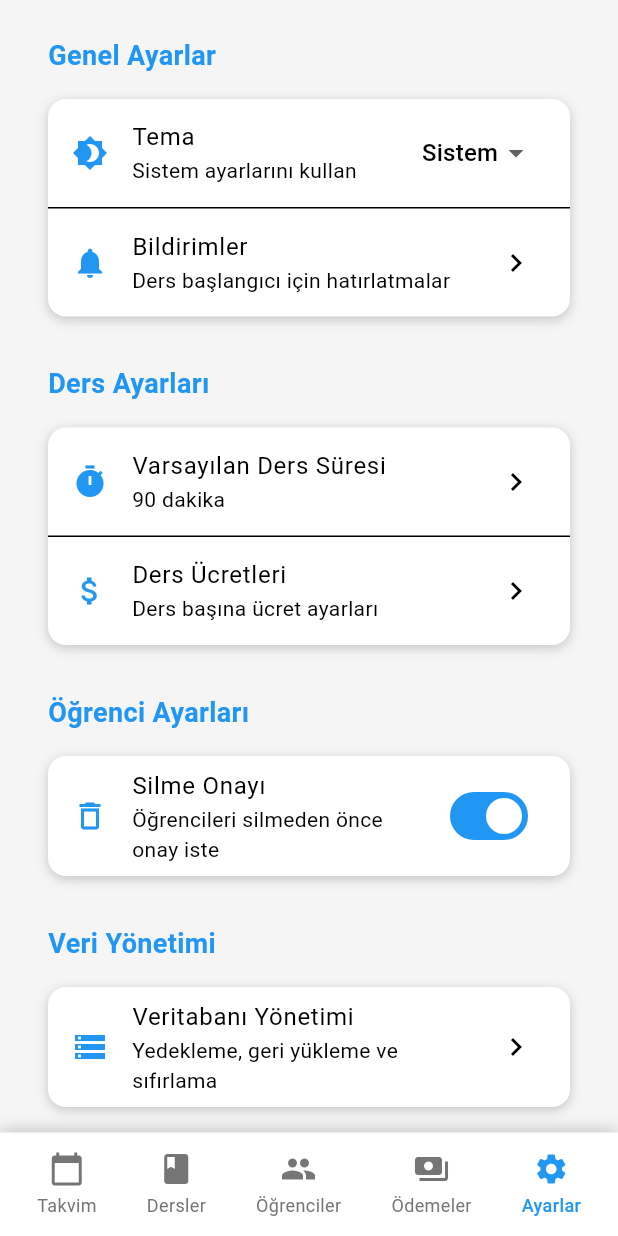
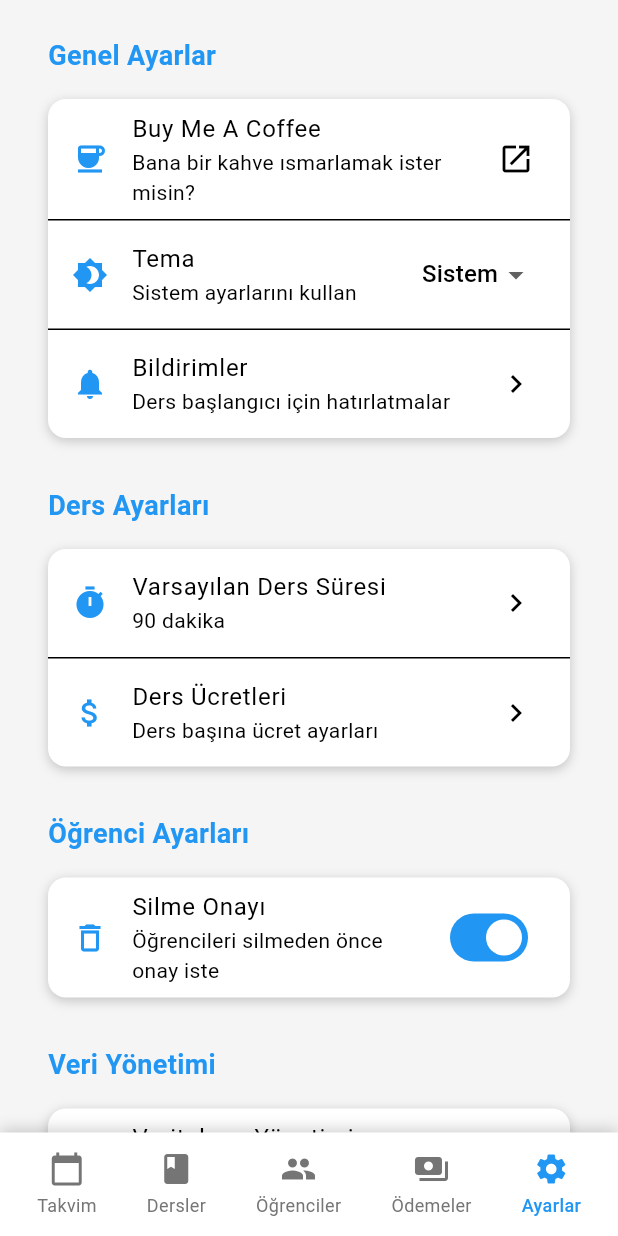
Before and after one commit to RaijuMounun/dersplanlayici, a Flutter app: the screen it shows after launch, item 5 of the bottom bar chosen, on a phone screen of 412 x 824 dp. Run offline on Flutter 3.47's test engine with Material 3 defaults, Android fonts, the phone set to English and light mode, and no system bars; our stand-ins replace file_picker, go_router, shared_preferences, sqflite, sqflite_common_ffi; accounts and stored records are empty.

Commit message:
Added buy me a coffee link to the settings page

```diff
--- a/lib/features/settings/presentation/pages/settings_page.dart
+++ b/lib/features/settings/presentation/pages/settings_page.dart
@@ -6,6 +6,7 @@ import 'package:ders_planlayici/core/theme/app_colors.dart';
 import 'package:provider/provider.dart';
 import 'package:ders_planlayici/features/settings/presentation/providers/theme_provider.dart';
 import 'package:ders_planlayici/features/settings/presentation/providers/app_settings_provider.dart';
+import 'package:url_launcher/url_launcher.dart';
 
 class SettingsPage extends StatelessWidget {
   const SettingsPage({super.key});
@@ -17,6 +18,14 @@ class SettingsPage extends StatelessWidget {
       _buildSection(
         title: 'Genel Ayarlar',
         children: [
+          ListTile(
+            leading: const Icon(Icons.coffee, color: AppColors.primary),
+            title: const Text('Buy Me A Coffee'),
+            subtitle: const Text('Bana bir kahve ısmarlamak ister misin?'),
+            trailing: const Icon(Icons.open_in_new),
+            onTap: _launchBuyMeACoffee,
+          ),
+          const Divider(height: 1),
           _buildThemeSetting(context),
           const Divider(height: 1),
           ListTile(
@@ -125,7 +134,8 @@ class SettingsPage extends StatelessWidget {
     ),
   );
 
-  Widget _buildConfirmDeleteSetting(BuildContext context) => Consumer<AppSettingsProvider>(
+  Widget _buildConfirmDeleteSetting(BuildContext context) =>
+      Consumer<AppSettingsProvider>(
         builder: (context, settingsProvider, child) {
           if (settingsProvider.isLoading) {
             return const ListTile(
@@ -140,7 +150,10 @@ class SettingsPage extends StatelessWidget {
           }
 
           return SwitchListTile(
-          secondary: const Icon(Icons.delete_outline, color: AppColors.primary),
+            secondary: const Icon(
+              Icons.delete_outline,
+              color: AppColors.primary,
+            ),
             title: const Text('Silme Onayı'),
             subtitle: const Text('Öğrencileri silmeden önce onay iste'),
             value: settingsProvider.confirmBeforeDelete,
@@ -159,6 +172,13 @@ class SettingsPage extends StatelessWidget {
         return 'Açık tema';
       case ThemeMode.dark:
         return 'Koyu tema';
+    }
+  }
+
+  Future<void> _launchBuyMeACoffee() async {
+    final Uri url = Uri.parse('https://coff.ee/raijumounun');
+    if (await canLaunchUrl(url)) {
+      await launchUrl(url, mode: LaunchMode.externalApplication);
     }
   }
 
```
Lines whose indentation alone changed are shown as unchanged.
